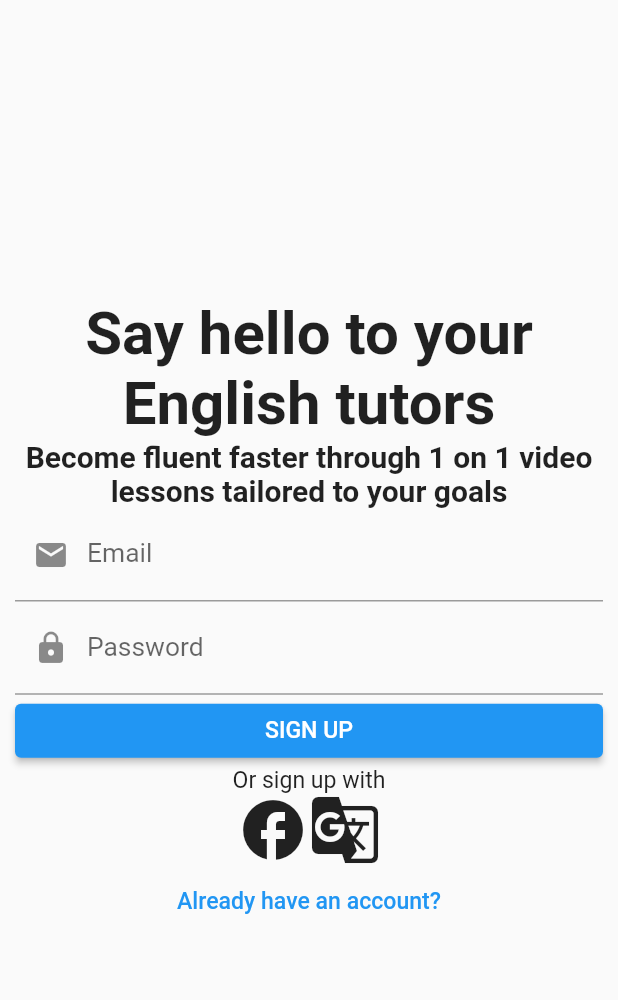
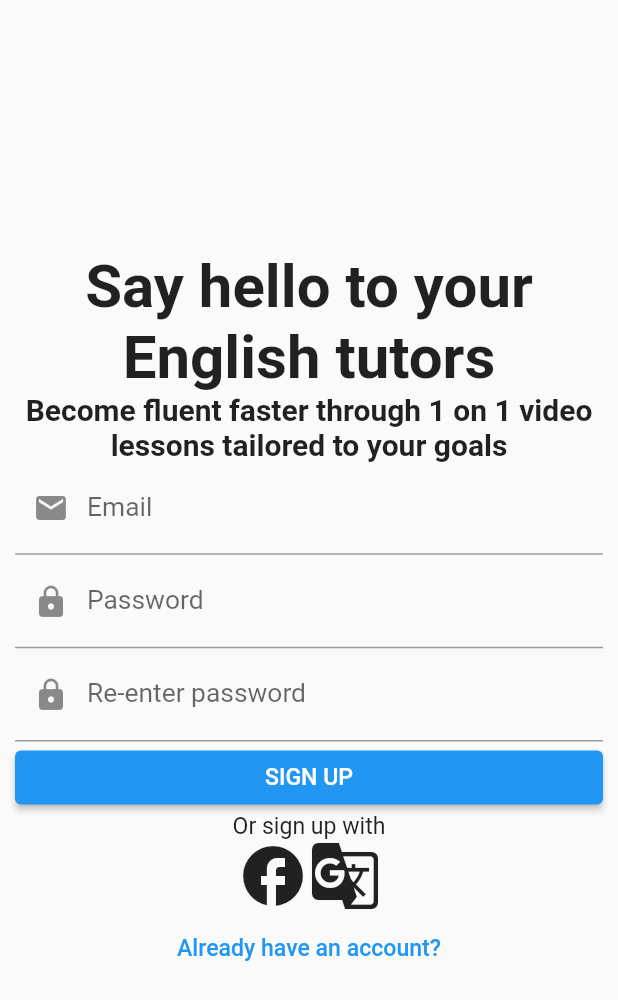
Before and after one commit to manhvu0803/let_tutor, a Flutter app: the screen it shows after launch, after a tap on "Create an account", on a phone screen of 412 x 824 dp. Shown: the top 1000 px of the screen. Run offline on Flutter 3.47's test engine with Material 2 defaults, Android fonts, the phone set to English and light mode, and no system bars; our stand-ins replace expandable, flutter_cache_manager, flutter_chat_types, flutter_chat_ui, flutter_dotenv, persistent_bottom_nav_bar and 2 more; missing offline and left inert: chat_gpt_sdk, flutter_pdfview.

Commit message:
Add logout, default data and fix dark mode

```diff
--- a/lib/client/client.dart
+++ b/lib/client/client.dart
@@ -37,6 +37,12 @@ class Client {
     _isLogin = true;
     _saveLoginInfo(email, password);
     return User.fromJson(json["user"]);
+  }
+
+  static void logout() async {
+    final pref = await SharedPreferences.getInstance();
+    await pref.setString("username", "");
+    await pref.setString("password", "");
   }
 
   static void _saveLoginInfo(String username, String password) async {
--- a/lib/data_model/setting_model.dart
+++ b/lib/data_model/setting_model.dart
@@ -13,6 +13,7 @@ class SettingModel extends ChangeNotifier {
     final prefs = await SharedPreferences.getInstance();
     _isDarkMode = prefs.getBool("setting_isDarkMode") ?? false;
     _language = prefs.getString("setting_language") ?? "VI";
+    notifyListeners();
   }
 
   bool get isDarkMode => _isDarkMode;
--- a/lib/data_model/user.dart
+++ b/lib/data_model/user.dart
@@ -35,7 +35,7 @@ class User {
   String studySchedule = "";
   bool canSendMessage = false;
 
-  User({required this.wallet});
+  User({required this.wallet, this.name = "", this.avatarUrl = "", this.id = ""});
 
   User.fromJson(Map<String, dynamic> json) :
     id = json["userId"] ?? json["id"] ?? "",
--- a/lib/data_model/user_model.dart
+++ b/lib/data_model/user_model.dart
@@ -3,7 +3,9 @@ import 'package:let_tutor/data_model/user.dart';
 import 'package:let_tutor/data_model/wallet.dart';
 
 class UserModel extends ChangeNotifier {
-  User _user = User(wallet: Wallet(createdAt: DateTime.now()));
+  User _user;
+
+  UserModel(User? user) : _user = (user != null) ? user : User(wallet: Wallet(createdAt: DateTime.now()));
 
   User get user => _user;
 
--- a/lib/main.dart
+++ b/lib/main.dart
@@ -1,6 +1,7 @@
 import 'package:flutter/material.dart';
 import 'package:flutter_dotenv/flutter_dotenv.dart';
 import 'package:let_tutor/data_model/setting_model.dart';
+import 'package:let_tutor/data_model/user.dart';
 import 'package:let_tutor/data_model/user_model.dart';
 import 'package:let_tutor/screens/screen.dart';
 import 'package:provider/provider.dart';
@@ -10,47 +11,49 @@ import 'client/client.dart';
 
 void main() async {
   await dotenv.load();
-  var isLoggedIn = await _tryLoginWithSavedInfo();
-  runApp(LetTutorApp(isLoggedIn: isLoggedIn));
+  var user = await _tryLoginWithSavedInfo();
+  runApp(LetTutorApp(user: user));
 }
 
-Future<bool> _tryLoginWithSavedInfo() async {
+Future<User?> _tryLoginWithSavedInfo() async {
   final prefs = await SharedPreferences.getInstance();
   final username = prefs.getString("username");
   final password = prefs.getString("password");
 
   if (username != null && username.isNotEmpty && password != null && password.isNotEmpty) {
-    await Client.login(username, password);
-    return true;
+    var user = await Client.login(username, password);
+    return user;
   }
 
-  return false;
+  return null;
 }
 
 class LetTutorApp extends StatelessWidget {
-  final bool isLoggedIn;
+  final User? user;
 
-  const LetTutorApp({super.key, this.isLoggedIn = true});
+  const LetTutorApp({super.key, this.user});
 
   // This widget is the root of your application.
   @override
   Widget build(BuildContext context) {
     return MultiProvider(
       providers: [
-        ChangeNotifierProvider(create: (context) => UserModel()),
+        ChangeNotifierProvider(create: (context) => UserModel(user)),
         ChangeNotifierProvider(create: (context) => SettingModel()),
       ],
       child: Consumer<SettingModel>(
         builder: (context, model, child) => MaterialApp(
           title: 'Flutter Demo',
           theme: getTheme(context, model.isDarkMode),
-          home: isLoggedIn ? const BottomTabScreen() : const LoginScreen(),
+          home: (user != null) ? const BottomTabScreen() : const LoginScreen(),
         ),
       ),
     );
   }
 
   ThemeData getTheme(BuildContext context, bool isDarkMode) {
+    print("get them dark $isDarkMode");
+
     if (isDarkMode) {
       return ThemeData.dark().copyWith(
         textTheme: Theme.of(context).textTheme.apply(
--- a/lib/screens/history_screen.dart
+++ b/lib/screens/history_screen.dart
@@ -145,11 +145,13 @@ class _ReviewPointText extends StatelessWidget {
 
   @override
   Widget build(BuildContext context) {
-    return Row(
+    return Wrap(
+      crossAxisAlignment: WrapCrossAlignment.center,
       children: [
         Text("$title ("),
         ...List.generate(rating, (index) => const Icon(Icons.star, color: Colors.yellow)),
-        Text("): $comment")
+        const Text("):"),
+        Text(comment)
       ],
     );
   }
--- a/lib/screens/login_screen.dart
+++ b/lib/screens/login_screen.dart
@@ -8,7 +8,6 @@ import 'package:let_tutor/widgets/credential_view.dart';
 import 'package:provider/provider.dart';
 
 class LoginScreen extends StatefulWidget {
-
   const LoginScreen({super.key});
 
   @override
@@ -24,6 +23,7 @@ class _LoginScreenState extends State<LoginScreen> {
     return Screen(
       child: ListView(
         children: [
+          const SizedBox(height: 200),
           CredentialView(
             onPasswordChanged: (value) => setState(() => _password = value),
             onUsernameChanged: (value) => setState(() => _username = value),
--- a/lib/screens/signup_screen.dart
+++ b/lib/screens/signup_screen.dart
@@ -15,6 +15,7 @@ class SignupScreen extends StatefulWidget {
 class _SignupScreenState extends State<SignupScreen> {
   String _username = "";
   String _password = "";
+  String _rePassword = "";
 
   @override
   Widget build(BuildContext context) {
@@ -26,6 +27,16 @@ class _SignupScreenState extends State<SignupScreen> {
           CredentialView(
             onPasswordChanged: (value) => setState(() => _password = value),
             onUsernameChanged: (value) => setState(() => _username = value),
+          ),
+          TextField(
+            decoration: const InputDecoration(
+              labelText: "Re-enter password",
+              prefixIcon: Icon(Icons.lock)
+            ),
+            onChanged: (value) => setState(() => _rePassword = value),
+            obscureText: true,
+            enableSuggestions: false,
+            autocorrect: false,
           ),
           ElevatedButton(
             onPressed: () => _trySignup(context),
@@ -49,6 +60,11 @@ class _SignupScreenState extends State<SignupScreen> {
   }
 
   void _trySignup(BuildContext context) async {
+    if (_password != _rePassword) {
+      showErrorDialog(context, "Password doesn't match!");
+      return;
+    }
+
     showLoadingDialog(context);
 
     try {
--- a/lib/screens/tutor_list_screen.dart
+++ b/lib/screens/tutor_list_screen.dart
@@ -80,7 +80,7 @@ class _TutorListScreenState extends State<TutorListScreen> {
                     name: "Specialty:",
                     value: _specialtyFilter,
                     options: categorieStrings,
-                    allowNullOption: true,
+                    allowNullOption: false,
                     onChanged: (specialty) => setState(() => _specialtyFilter = specialty ?? "")
                   ),
                 ),
@@ -118,8 +118,8 @@ class _TutorListScreenState extends State<TutorListScreen> {
 
     var date = await showDatePicker(
       context: context,
-      initialDate: now,
-      firstDate: now,
+      initialDate: DateTime(2023, 5, 1),
+      firstDate: DateTime(2023),
       lastDate: DateTime(now.year + 1)
     );
 
--- a/lib/widgets/future_column.dart
+++ b/lib/widgets/future_column.dart
@@ -22,7 +22,10 @@ class FutureColumn<T> extends StatelessWidget {
       buildWidget: (context, data) {
         if (data.isEmpty) {
           return const Center(
-            child: Text("Sorry, we can find anything with these options"),
+            child: Padding(
+              padding: EdgeInsets.all(12.0),
+              child: Text("Sorry, we can find anything more"),
+            ),
           );
         }
 
--- a/lib/widgets/infinite_scroll_view.dart
+++ b/lib/widgets/infinite_scroll_view.dart
@@ -1,4 +1,3 @@
-import 'package:chat_gpt_sdk/chat_gpt_sdk.dart';
 import 'package:flutter/material.dart';
 import 'package:let_tutor/data_model/setting_model.dart';
 import 'package:let_tutor/widgets/future_column.dart';
@@ -55,7 +54,7 @@ class _InfiniteScrollViewState<T> extends State<InfiniteScrollView<T>> {
           Consumer<SettingModel>(
             builder: (context, model, child) => SliverAppBar(
               pinned: true,
-              backgroundColor: model.isDarkMode ? null : Colors.white,
+              backgroundColor: model.isDarkMode ? const Color.fromARGB(18, 0, 0, 0) : Colors.white,
               collapsedHeight: widget.collapseHeight,
               expandedHeight: widget.expandedHeight,
               automaticallyImplyLeading: false,
```
Also changed, not shown: lib/data_model/course.dart (+21 -0 lines), lib/data_model/schedule.dart (+14 -0 lines), lib/data_model/student_review.dart (+9 -0 lines), lib/data_model/tutor.dart (+21 -0 lines), lib/data_model/tutor_review.dart (+10 -3 lines), lib/widgets/setting_view.dart (+16 -0 lines).
